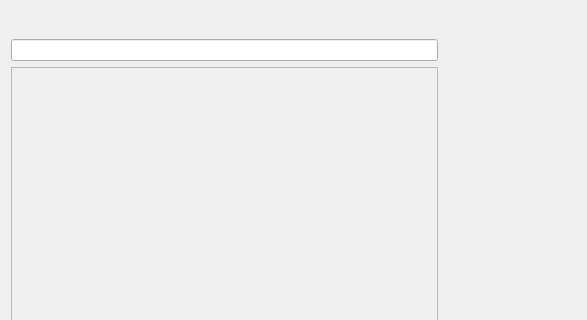
First picture: the form in ui/reports/verbrauchReport.ui, repository flurl/lagerManager, before the edit; both pictures show x 0 to 587 and y 0 to 320 of the 881 by 549 pixel window.
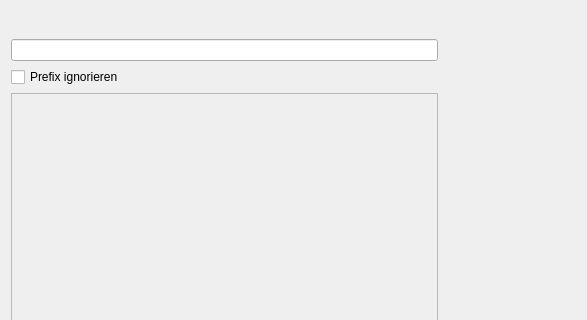
Second picture: the form after the edit. Custom widgets are drawn as their Qt base class.

Commit message: checkbox 'prefix ignorieren' zum verbrauch report hinzugefügt

What changed in the file:
```diff
--- a/ui/reports/verbrauchReport.ui
+++ b/ui/reports/verbrauchReport.ui
@@ -55,6 +55,13 @@
          </property>
         </widget>
        </item>
+       <item>
+        <widget class="QCheckBox" name="checkBox_ignorePrefix">
+         <property name="text">
+          <string>Prefix ignorieren</string>
+         </property>
+        </widget>
+       </item>
        <item>
         <widget class="QScrollArea" name="scrollArea_articleSelection">
          <property name="sizePolicy">
@@ -72,7 +79,7 @@
             <x>0</x>
             <y>0</y>
             <width>426</width>
-            <height>474</height>
+            <height>439</height>
            </rect>
           </property>
          </widget>
```
The commit also changes 1 other file.
